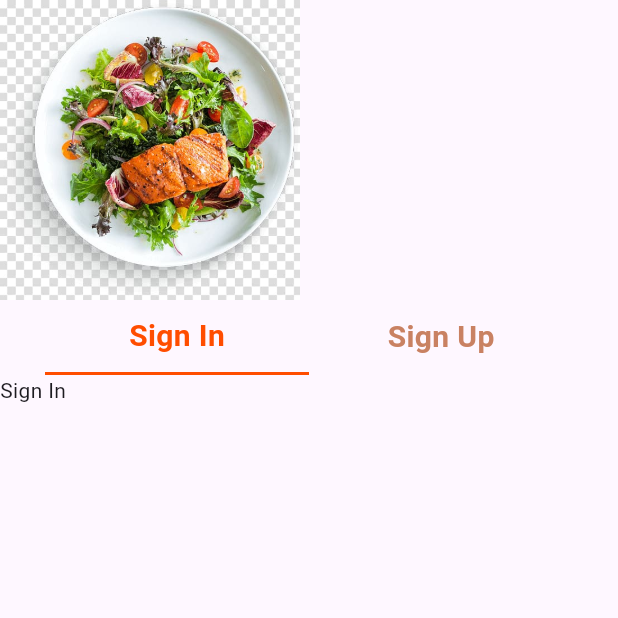
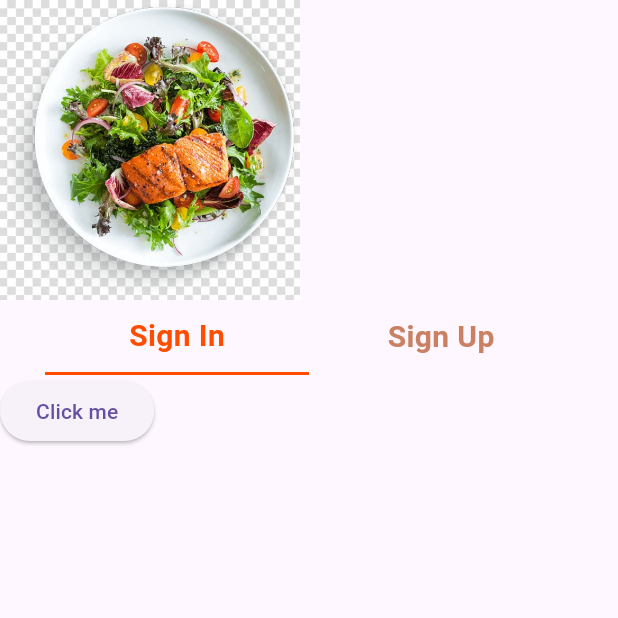
Before and after one commit to naveen97824-official-dev/food_ecom_sample, a Flutter app: the screen it shows after launch, on a phone screen of 412 x 824 dp, the top half of it. Run offline on Flutter 3.47's test engine with Material 3 defaults, Android fonts, the phone set to English and light mode, and no system bars; our stand-ins replace auto_route.

Commit message:
navigation set-up

```diff
--- a/lib/main.dart
+++ b/lib/main.dart
@@ -1,39 +1,44 @@
 import 'package:flutter/material.dart';
 import 'package:food_ecom_sample/pages/login_page/login_page.dart';
+import 'package:food_ecom_sample/router/router.dart';
 
 void main() {
-  runApp(const MyApp());
+  runApp(MyApp());
 }
 
 class MyApp extends StatelessWidget {
-  const MyApp({super.key});
-
+  MyApp({super.key});
+  AppRouter appRouter = AppRouter();
   // This widget is the root of your application.
   @override
   Widget build(BuildContext context) {
-    return MaterialApp(
+    return MaterialApp.router(
       title: 'Flutter Demo',
-      theme: ThemeData(
-        // This is the theme of your application.
-        //
-        // TRY THIS: Try running your application with "flutter run". You'll see
-        // the application has a purple toolbar. Then, without quitting the app,
-        // try changing the seedColor in the colorScheme below to Colors.green
-        // and then invoke "hot reload" (save your changes or press the "hot
-        // reload" button in a Flutter-supported IDE, or press "r" if you used
-        // the command line to start the app).
-        //
-        // Notice that the counter didn't reset back to zero; the application
-        // state is not lost during the reload. To reset the state, use hot
-        // restart instead.
-        //
-        // This works for code too, not just values: Most code changes can be
-        // tested with just a hot reload.
-        colorScheme: ColorScheme.fromSeed(seedColor: Colors.deepPurple),
-        useMaterial3: true,
-      ),
-      home: LoginPage(),
+      routerConfig: appRouter.config(),
     );
+    // return MaterialApp(
+    //   title: 'Flutter Demo',
+    //   theme: ThemeData(
+    //     // This is the theme of your application.
+    //     //
+    //     // TRY THIS: Try running your application with "flutter run". You'll see
+    //     // the application has a purple toolbar. Then, without quitting the app,
+    //     // try changing the seedColor in the colorScheme below to Colors.green
+    //     // and then invoke "hot reload" (save your changes or press the "hot
+    //     // reload" button in a Flutter-supported IDE, or press "r" if you used
+    //     // the command line to start the app).
+    //     //
+    //     // Notice that the counter didn't reset back to zero; the application
+    //     // state is not lost during the reload. To reset the state, use hot
+    //     // restart instead.
+    //     //
+    //     // This works for code too, not just values: Most code changes can be
+    //     // tested with just a hot reload.
+    //     colorScheme: ColorScheme.fromSeed(seedColor: Colors.deepPurple),
+    //     useMaterial3: true,
+    //   ),
+    //   home: LoginPage(),
+    // );
   }
 }
 
--- /dev/null
+++ b/lib/pages/home_page/home_page_view_model.dart
@@ -0,0 +1 @@
+class HomePageViewModel {}
--- a/lib/pages/login_page/login_page.dart
+++ b/lib/pages/login_page/login_page.dart
@@ -1,6 +1,9 @@
+import 'package:auto_route/auto_route.dart';
 import 'package:flutter/material.dart';
 import 'package:food_ecom_sample/pages/login_page/login_page_view.dart';
 
+
+@RoutePage()
 class LoginPage extends StatefulWidget {
   const LoginPage({Key? key}) : super(key: key);
 
--- a/lib/pages/login_page/login_page_view.dart
+++ b/lib/pages/login_page/login_page_view.dart
@@ -1,9 +1,11 @@
+import 'package:auto_route/auto_route.dart';
 import 'package:flutter/cupertino.dart';
 import 'package:flutter/material.dart';
 import 'package:flutter/widgets.dart';
 import 'package:food_ecom_sample/image_asset.dart';
 import 'package:food_ecom_sample/pages/login_page/login_page.dart';
 import 'package:food_ecom_sample/pages/login_page/login_page_view_model.dart';
+import 'package:food_ecom_sample/router/router.gr.dart';
 import 'package:food_ecom_sample/themes/color_theme.dart';
 
 class LoginPageView extends State<LoginPage> {
@@ -41,7 +43,9 @@ class LoginPageView extends State<LoginPage> {
           ),
         ),
         Container(
-          child: viewModel.isSignIn ? signInSection() : signUpSection(),
+          child: viewModel.selectedTab == "signIn"
+              ? signInSection()
+              : signUpSection(),
         ),
       ],
     );
@@ -52,17 +56,18 @@ class LoginPageView extends State<LoginPage> {
       onTap: () {
         setState(() {
           if (type == "signIn") {
-            viewModel.isSignIn = true;
+            viewModel.selectedTab = "signIn";
           } else {
-            viewModel.isSignIn = false;
+            viewModel.selectedTab = "signUp";
+            // viewModel.isSignIn = false;
           }
         });
       },
       child: Container(
         height: 50,
         alignment: Alignment.center,
-        decoration: ((!viewModel.isSignIn && type == "signUp") ||
-                (viewModel.isSignIn && type == "signIn"))
+        decoration: ((viewModel.selectedTab == "signUp" && type == "signUp") ||
+                (viewModel.selectedTab == "signIn" && type == "signIn"))
             ? BoxDecoration(
                 border: Border(
                   bottom: BorderSide(
@@ -75,8 +80,8 @@ class LoginPageView extends State<LoginPage> {
           style: TextStyle(
               fontSize: 20,
               fontWeight: FontWeight.w600,
-              color: ((!viewModel.isSignIn && type == "signUp") ||
-                      (viewModel.isSignIn && type == "signIn"))
+              color: ((viewModel.selectedTab == "signUp" && type == "signUp") ||
+                      (viewModel.selectedTab == "signIn" && type == "signIn"))
                   ? ColorTheme.colorTheme.primaryColor
                   : ColorTheme.colorTheme.primaryLightColor),
         ),
@@ -98,7 +103,12 @@ class LoginPageView extends State<LoginPage> {
 
   Widget signInSection() {
     return Container(
-      child: Text("Sign In"),
+      child: ElevatedButton(
+        onPressed: () {
+          context.router.push(HomeRoute());
+        },
+        child: Text("Click me"),
+      ),
     );
   }
 
--- /dev/null
+++ b/lib/router/router.dart
@@ -0,0 +1,12 @@
+import 'package:auto_route/auto_route.dart';
+import 'package:food_ecom_sample/router/router.gr.dart';
+
+@AutoRouterConfig() //needed for auto configureRoutes
+class AppRouter extends $AppRouter {
+  AppRouter();
+
+  List<AutoRoute> get routes => [
+        AutoRoute(page: LoginRoute.page, initial: true, path: '/login'),
+        AutoRoute(page: HomeRoute.page, path: '/home'),
+      ];
+}
--- a/pubspec.yaml
+++ b/pubspec.yaml
@@ -35,6 +35,7 @@ dependencies:
   # The following adds the Cupertino Icons font to your application.
   # Use with the CupertinoIcons class for iOS style icons.
   cupertino_icons: ^1.0.6
+  auto_route: ^7.8.4
 
 dev_dependencies:
   flutter_test:
@@ -46,6 +47,8 @@ dev_dependencies:
   # package. See that file for information about deactivating specific lint
   # rules and activating additional ones.
   flutter_lints: ^3.0.0
+  build_runner: ^2.4.1
+  auto_route_generator: ^7.3.2
 
 # For information on the generic Dart part of this file, see the
 # following page: https://dart.dev/tools/pub/pubspec
```
Also changed, not shown: lib/pages/home_page/home_page.dart (added, +11 -0 lines), lib/pages/home_page/home_page_view.dart (added, +23 -0 lines), lib/router/router.gr.dart (added), pubspec.lock.
